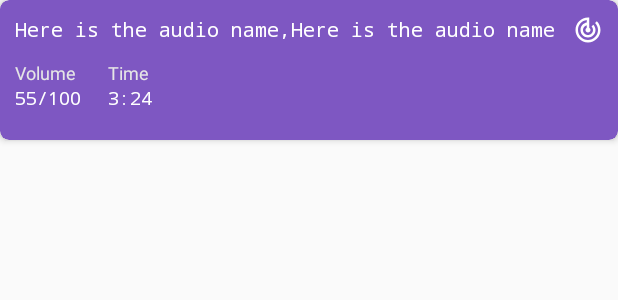
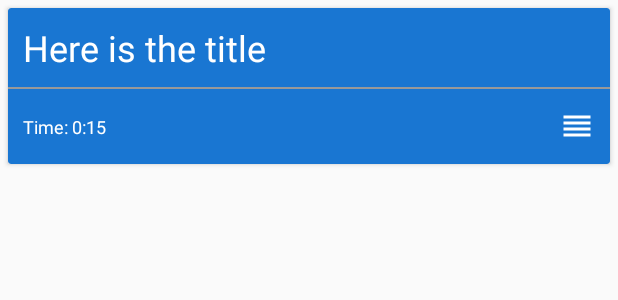
Before and after one commit to Team-RHR/soundscape, an Android app: the layout audio_file_card_item.xml on its own in the app's theme, with its tools: preview values and no code run, on a phone screen of 412 x 824 dp. Shown: the top 300 px of the screen. Run offline under Robolectric (Android 15) with nearby library versions, the phone set to English and light mode, and no system bars.

Commit message:
new design for audio card

```diff
--- /dev/null
+++ b/app/src/main/res/drawable/ic_reoder.xml
@@ -0,0 +1,9 @@
+<vector xmlns:android="http://schemas.android.com/apk/res/android"
+        android:width="24dp"
+        android:height="24dp"
+        android:viewportWidth="24.0"
+        android:viewportHeight="24.0">
+    <path
+        android:fillColor="#FFFFFFFF"
+        android:pathData="M3,15h18v-2L3,13v2zM3,19h18v-2L3,17v2zM3,11h18L21,9L3,9v2zM3,5v2h18L21,5L3,5z"/>
+</vector>
--- a/app/src/main/res/layout/audio_file_card_item.xml
+++ b/app/src/main/res/layout/audio_file_card_item.xml
@@ -5,127 +5,165 @@
     android:layout_width="match_parent"
     android:clickable="true"
     android:focusable="true"
-    android:layout_height="120dp">
+    android:layout_height="wrap_content">
+
 
     <android.support.v7.widget.CardView
-        android:id="@+id/card"
         android:layout_width="match_parent"
         android:layout_height="wrap_content"
-        android:visibility="visible"
-        app:cardBackgroundColor="@color/deep_purple_400"
-        app:cardCornerRadius="6dp"
-        app:cardElevation="3dp">
+        android:layout_margin="@dimen/spacing_medium"
+        app:cardBackgroundColor="@color/colorPrimary"
+        app:cardCornerRadius="2dp"
+        app:cardElevation="2dp">
 
-        <RelativeLayout
+        <LinearLayout
             android:layout_width="match_parent"
-            android:layout_height="wrap_content">
+            android:layout_height="wrap_content"
+            android:orientation="vertical">
+
+            <RelativeLayout
+                android:layout_width="match_parent"
+                android:layout_height="wrap_content">
+
+                <TextView
+                    android:id="@+id/card_title"
+                    android:layout_width="wrap_content"
+                    android:layout_height="wrap_content"
+                    android:layout_centerVertical="true"
+                    android:layout_margin="@dimen/spacing_middle"
+                    android:text="Here is the title "
+                    android:maxLines="2"
+                    android:textAppearance="@style/TextAppearance.AppCompat.Headline"
+                    android:textColor="@android:color/white" />
+
+            </RelativeLayout>
+
+            <View
+                android:layout_width="wrap_content"
+                android:layout_height="1dp"
+                android:background="@color/grey_40" />
 
             <LinearLayout
                 android:layout_width="match_parent"
-                android:layout_height="wrap_content"
-                android:orientation="vertical"
-                android:padding="@dimen/spacing_middle">
+                android:layout_height="50dp"
+                android:gravity="center_vertical"
+                android:orientation="horizontal">
 
-                <LinearLayout
-                    android:layout_width="match_parent"
-                    android:orientation="horizontal"
-                    android:layout_height="wrap_content">
+                <View
+                    android:layout_width="@dimen/spacing_middle"
+                    android:layout_height="wrap_content" />
 
-                    <TextView
-                        android:id="@+id/card_title"
-                        android:layout_weight="1"
-                        android:layout_width="wrap_content"
-                        android:layout_height="wrap_content"
-                        android:fontFamily="monospace"
-                        android:textSize="13sp"
-                        android:maxLines="3"
-                        android:text="Here is the audio name,Here is the audio name"
-                        android:textAppearance="@style/Base.TextAppearance.AppCompat.Headline"
-                        android:textColor="@android:color/white" />
+                <TextView
+                    android:id="@+id/card_time"
+                    android:layout_width="0dp"
+                    android:layout_height="wrap_content"
+                    android:layout_weight="1"
+                    android:text="Time: 0:15"
+                    android:textSize="12dp"
+                    android:textAppearance="@style/Base.TextAppearance.AppCompat.Small"
+                    android:textColor="@android:color/white" />
 
-                    <ImageView
-                        android:id="@+id/card_logo"
-                        android:layout_width="20dp"
-                        android:layout_height="20dp"
-                        android:layout_gravity="end|right"
-                        android:scaleType="centerCrop"
-                        android:src="@drawable/ic_track_changes" />
+                <ImageButton
+                    android:id="@+id/iv_move"
+                    android:layout_width="wrap_content"
+                    android:layout_height="wrap_content"
+                    android:padding="@dimen/spacing_middle"
+                    android:background="?attr/selectableItemBackgroundBorderless"
+                    android:tint="@android:color/white"
+                    app:srcCompat="@drawable/ic_reoder" />
 
-                </LinearLayout>
+            </LinearLayout>
+
+        </LinearLayout>
+    </android.support.v7.widget.CardView>
 
 
-                <View
-                    android:layout_width="0dp"
-                    android:layout_height="@dimen/spacing_middle" />
 
-                <LinearLayout
-                    android:layout_width="match_parent"
-                    android:layout_height="wrap_content"
-                    android:orientation="horizontal">
+    <!--<android.support.v7.widget.CardView-->
+        <!--android:layout_width="match_parent"-->
+        <!--android:layout_height="wrap_content"-->
+        <!--android:layout_marginBottom="@dimen/spacing_medium"-->
+        <!--android:layout_marginLeft="@dimen/spacing_middle"-->
+        <!--android:layout_marginRight="@dimen/spacing_middle"-->
+        <!--android:layout_marginTop="@dimen/spacing_medium"-->
+        <!--android:visibility="visible"-->
+        <!--app:cardBackgroundColor="@color/blue_700"-->
+        <!--app:cardCornerRadius="2dp"-->
+        <!--app:cardElevation="2dp">-->
 
-                    <LinearLayout
-                        android:layout_width="wrap_content"
-                        android:layout_height="wrap_content"
-                        android:orientation="vertical">
+        <!--<LinearLayout-->
+            <!--android:layout_width="match_parent"-->
+            <!--android:layout_height="wrap_content"-->
+            <!--android:orientation="vertical">-->
 
-                        <TextView
-                            android:layout_width="wrap_content"
-                            android:layout_height="wrap_content"
-                            android:text="Volume"
-                            android:textSize="12sp"
-                            android:textAppearance="@style/Base.TextAppearance.AppCompat.Body1"
-                            android:textColor="@color/grey_10" />
+            <!--<TextView-->
+                <!--android:id="@+id/card_title"-->
+                <!--android:layout_width="wrap_content"-->
+                <!--android:layout_height="wrap_content"-->
+                <!--android:layout_marginLeft="@dimen/spacing_large"-->
+                <!--android:layout_marginRight="@dimen/spacing_large"-->
+                <!--android:layout_marginTop="@dimen/spacing_middle"-->
+                <!--android:layout_marginBottom="@dimen/spacing_medium"-->
+                <!--android:text="Here is the title"-->
+                <!--android:maxLines="1"-->
+                <!--android:textColor="@android:color/white" />-->
 
-                        <TextView
-                            android:id="@+id/card_volume"
-                            android:layout_width="wrap_content"
-                            android:layout_height="wrap_content"
-                            android:fontFamily="monospace"
-                            android:text="55/100"
-                            android:textSize="12sp"
-                            android:textAppearance="@style/Base.TextAppearance.AppCompat.Subhead"
-                            android:textColor="@android:color/white" />
+            <!--<LinearLayout-->
+                <!--android:layout_width="match_parent"-->
+                <!--android:layout_height="@dimen/spacing_xlarge"-->
+                <!--android:orientation="horizontal">-->
 
-                    </LinearLayout>
+                <!--<TextView-->
+                    <!--android:id="@+id/card_time"-->
+                    <!--android:layout_width="0dp"-->
+                    <!--android:layout_weight="5"-->
+                    <!--android:layout_height="@dimen/spacing_xlarge"-->
+                    <!--android:gravity="left|center_vertical"-->
+                    <!--android:layout_marginBottom="@dimen/spacing_large"-->
+                    <!--android:layout_marginLeft="@dimen/spacing_large"-->
+                    <!--android:text="Time: 0:15 "-->
+                    <!--android:textColor="@color/grey_10" />-->
 
-                    <View
-                        android:layout_width="@dimen/spacing_smlarge"
-                        android:layout_height="0dp" />
+                <!--<ImageButton-->
+                    <!--android:id="@+id/bt_move"-->
+                    <!--android:layout_width="0dp"-->
+                    <!--android:layout_weight="1"-->
+                    <!--android:layout_height="@dimen/spacing_xlarge"-->
+                    <!--android:background="@android:color/transparent"-->
+                    <!--app:srcCompat="@drawable/ic_reoder" />-->
 
-                    <LinearLayout
-                        android:layout_width="wrap_content"
-                        android:layout_height="wrap_content"
-                        android:orientation="vertical">
+            <!--</LinearLayout>-->
 
-                        <TextView
-                            android:id="@+id/cvv"
-                            android:layout_width="wrap_content"
-                            android:layout_height="wrap_content"
-                            android:text="Time"
-                            android:textSize="12sp"
-                            android:textAppearance="@style/Base.TextAppearance.AppCompat.Body1"
-                            android:textColor="@color/grey_10" />
 
-                        <TextView
-                            android:id="@+id/card_time"
-                            android:layout_width="wrap_content"
-                            android:layout_height="wrap_content"
-                            android:fontFamily="monospace"
-                            android:text="3:24"
-                            android:textSize="12sp"
-                            android:textAppearance="@style/Base.TextAppearance.AppCompat.Subhead"
-                            android:textColor="@android:color/white" />
-                    </LinearLayout>
 
-                </LinearLayout>
+            <!--<LinearLayout-->
+                <!--android:layout_width="match_parent"-->
+                <!--android:layout_height="wrap_content"-->
+                <!--android:orientation="horizontal">-->
 
-                <View
-                    android:layout_width="0dp"
-                    android:layout_height="@dimen/spacing_middle" />
-            </LinearLayout>
+                <!--<Button-->
+                    <!--android:id="@+id/btnListenNow"-->
+                    <!--style="@style/Button.Accent.Borderless.WhiteText"-->
+                    <!--android:layout_width="wrap_content"-->
+                    <!--android:layout_height="wrap_content"-->
+                    <!--android:gravity="center"-->
+                    <!--android:paddingLeft="@dimen/spacing_large"-->
+                    <!--android:text="LISTEN NOW" />-->
 
-        </RelativeLayout>
+                <!--<ImageView-->
+                    <!--android:id="@+id/card_logo"-->
+                    <!--android:layout_width="wrap_content"-->
+                    <!--android:layout_height="wrap_content"-->
+                    <!--android:layout_gravity="center"-->
+                    <!--android:scaleType="centerCrop"-->
+                    <!--android:src="@drawable/ic_track_changes" />-->
 
-    </android.support.v7.widget.CardView>
+            <!--</LinearLayout>-->
+
+        <!--</LinearLayout>-->
+    <!--</android.support.v7.widget.CardView>-->
+
+
+
 
 </RelativeLayout>
--- a/app/src/main/res/values/styles.xml
+++ b/app/src/main/res/values/styles.xml
@@ -39,4 +39,8 @@
     <style name="RippleStyleBlack" parent="RippleStyleWhite">
         <item name="mrl_rippleColor">@color/grey_20</item>
     </style>
+
+    <style name="Button.Accent.Borderless.WhiteText" parent="@style/Widget.AppCompat.Button.Borderless.Colored">
+        <item name="android:textColor">@android:color/white</item>
+    </style>
 </resources>
```
Also changed, not shown: app/src/main/java/com/example/kkgroup/soundscape_v2/adapter/ListDragAdapter.kt (+8 -3 lines), app/src/main/java/com/example/kkgroup/soundscape_v2/fragment/FragmentNewSoundscape.kt (+113 -71 lines).
